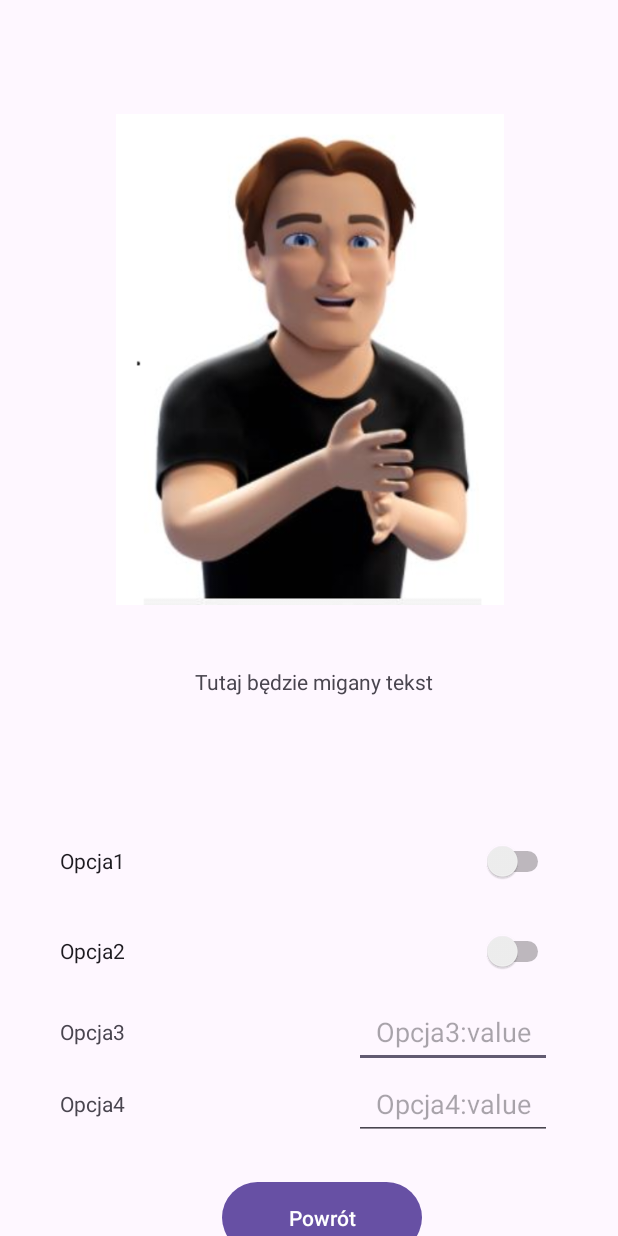
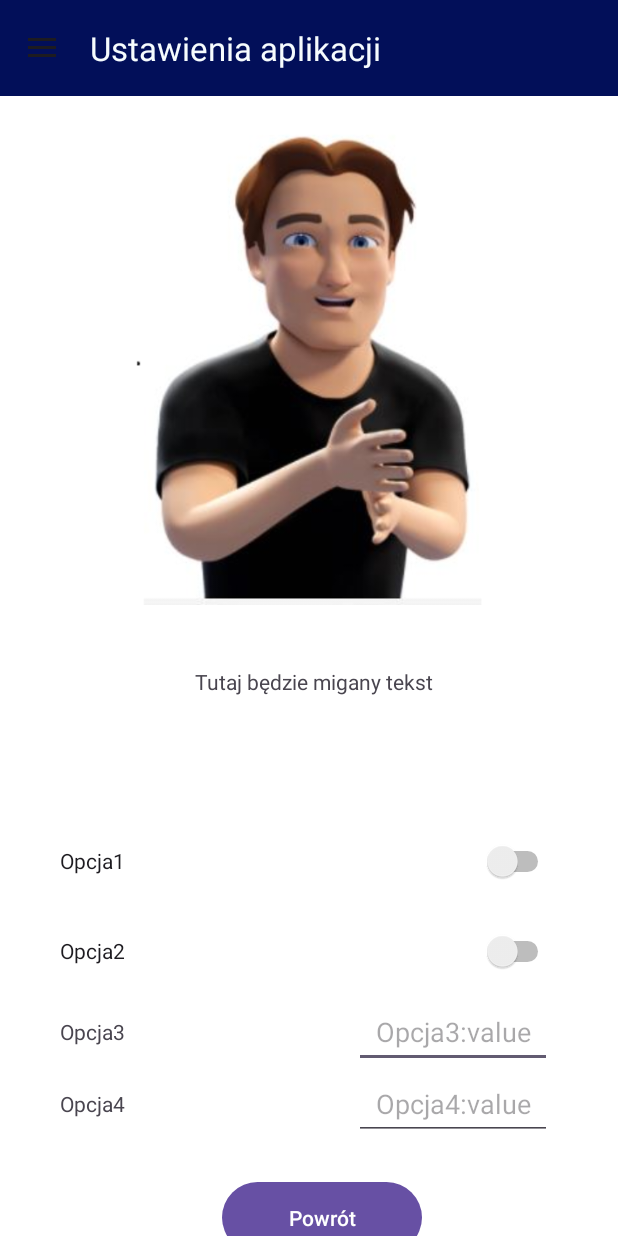
Before and after one commit to Radzio310/Migator, an Android app: the settings screen opened directly, with no data from a screen before it, on a phone screen of 412 x 824 dp. Run offline under Robolectric (Android 15) with nearby library versions, the phone set to English and light mode, and no system bars.

Commit message:
Menu for settings

```diff
--- a/app/src/main/java/com/example/migator/settings.java
+++ b/app/src/main/java/com/example/migator/settings.java
@@ -3,22 +3,89 @@ package com.example.migator;
 import android.content.Intent;
 import android.os.Bundle;
 
+import android.view.Menu;
+import android.view.MenuItem;
 import android.view.View;
 
 
+import androidx.annotation.NonNull;
+import androidx.appcompat.app.ActionBarDrawerToggle;
+import androidx.appcompat.app.AppCompatActivity;
+import androidx.appcompat.widget.Toolbar;
+import androidx.core.view.GravityCompat;
+import androidx.drawerlayout.widget.DrawerLayout;
 
-import androidx.appcompat.app.AppCompatActivity;
+import com.google.android.material.navigation.NavigationView;
 
-public class settings extends AppCompatActivity{
+public class settings extends AppCompatActivity implements NavigationView.OnNavigationItemSelectedListener{
+
+    DrawerLayout drawerLayout;
+    NavigationView navigationView;
+    Toolbar toolbar;
 
 
+    @Override
     protected void onCreate(Bundle savedInstanceState) {
         super.onCreate(savedInstanceState);
         setContentView(R.layout.activity_settings);
 
+        /*--------------------HOOKS---------------------*/
+        drawerLayout = findViewById(R.id.drawer_layout);
+        navigationView = findViewById(R.id.nav_view);
+        toolbar = findViewById(R.id.toolbar);
+
+        /*--------------------TOOLBAR---------------------*/
+        setSupportActionBar(toolbar);
+
+        /*--------------------NAVIGATION DRAWER MENU---------------------*/
+
+        //hide or show items
+        Menu menu = navigationView.getMenu();
+        menu.findItem(R.id.nav_home).setVisible(true); //przykład
+
+
+        navigationView.bringToFront();
+        ActionBarDrawerToggle toggle = new ActionBarDrawerToggle(this, drawerLayout, toolbar, R.string.navigation_drawer_open, R.string.navigation_drawer_close);
+        drawerLayout.addDrawerListener(toggle);
+        toggle.syncState();
+
+        navigationView.setNavigationItemSelectedListener(this);
+
+        navigationView.setCheckedItem(R.id.nav_settings);
     }
 
 
+    @Override
+    public void onBackPressed() {
+        if(drawerLayout.isDrawerOpen(GravityCompat.START)) {
+            drawerLayout.closeDrawer(GravityCompat.START);
+        }
+        else {
+            super.onBackPressed();
+        }
+    }
+
+    public boolean onNavigationItemSelected(@NonNull MenuItem menuItem) {
+        if(menuItem.getItemId() == R.id.nav_home) {
+            Intent intent = new Intent(settings.this, MainActivity.class);
+            startActivity(intent);
+
+        } else if(menuItem.getItemId() == R.id.nav_searchBusStop) {
+            Intent intent = new Intent(settings.this, busStopSearch.class);
+            startActivity(intent);
+        } else if(menuItem.getItemId() == R.id.nav_searchLine) {
+            Intent intent = new Intent(settings.this, lineSearch.class);
+            startActivity(intent);
+        } else if(menuItem.getItemId() == R.id.nav_map) {
+            //Intent intent = new Intent(MainActivity.this, busStopMap.class);
+            //startActivity(intent);
+            drawerLayout.closeDrawer(GravityCompat.START); //na razie póki nie ma innych ekranów
+        } else if(menuItem.getItemId() == R.id.nav_settings) {
+            drawerLayout.closeDrawer(GravityCompat.START);
+        }
+
+        return true;
+    }
 
 
 
--- a/app/src/main/res/layout/activity_main.xml
+++ b/app/src/main/res/layout/activity_main.xml
@@ -95,11 +95,11 @@
 
     <!-- NavigationView for the drawer menu -->
     <com.google.android.material.navigation.NavigationView
+        android:id="@+id/nav_view"
         android:layout_width="wrap_content"
         android:layout_height="match_parent"
-        android:id="@+id/nav_view"
+        android:layout_gravity="start"
         app:headerLayout="@layout/header"
-        app:menu="@menu/main_menu"
-        android:layout_gravity="start"/>
+        app:menu="@menu/main_menu" />
 
 </androidx.drawerlayout.widget.DrawerLayout>
--- a/app/src/main/res/layout/activity_settings.xml
+++ b/app/src/main/res/layout/activity_settings.xml
@@ -1,10 +1,32 @@
 <?xml version="1.0" encoding="utf-8"?>
-<androidx.constraintlayout.widget.ConstraintLayout xmlns:android="http://schemas.android.com/apk/res/android"
+<androidx.drawerlayout.widget.DrawerLayout xmlns:android="http://schemas.android.com/apk/res/android"
     xmlns:app="http://schemas.android.com/apk/res-auto"
     xmlns:tools="http://schemas.android.com/tools"
     android:id="@+id/drawer_layout"
     android:layout_width="match_parent"
-    android:layout_height="match_parent">
+    android:layout_height="match_parent"
+    tools:context=".settings"
+    android:fitsSystemWindows="true"
+    tools:openDrawer="start">
+
+    <androidx.constraintlayout.widget.ConstraintLayout
+        android:id="@+id/main_content"
+        android:layout_width="match_parent"
+        android:layout_height="match_parent"
+        android:background="#FFFFFF">
+
+        <androidx.appcompat.widget.Toolbar
+            android:id="@+id/toolbar"
+            android:layout_width="match_parent"
+            android:layout_height="?attr/actionBarSize"
+            android:background="@color/main"
+            android:minHeight="?attr/actionBarSize"
+            android:theme="?attr/actionBarTheme"
+            app:layout_constraintStart_toStartOf="parent"
+            app:layout_constraintTop_toTopOf="parent"
+            app:navigationIcon="@drawable/menu"
+            app:title="@string/settings"
+            app:titleTextColor="@color/main_3" />
 
         <ImageView
             android:id="@+id/imageView2"
@@ -107,4 +129,19 @@
             app:layout_constraintStart_toStartOf="parent"
             app:layout_constraintTop_toTopOf="parent" />
 
+
     </androidx.constraintlayout.widget.ConstraintLayout>
+
+
+
+    <com.google.android.material.navigation.NavigationView
+        android:id="@+id/nav_view"
+        android:layout_width="wrap_content"
+        android:layout_height="match_parent"
+        android:layout_gravity="start"
+        app:headerLayout="@layout/header"
+        app:layout_constraintStart_toStartOf="parent"
+        app:layout_constraintTop_toTopOf="parent"
+        app:menu="@menu/main_menu" />
+
+</androidx.drawerlayout.widget.DrawerLayout>
```
Lines whose indentation alone changed are shown as unchanged.
